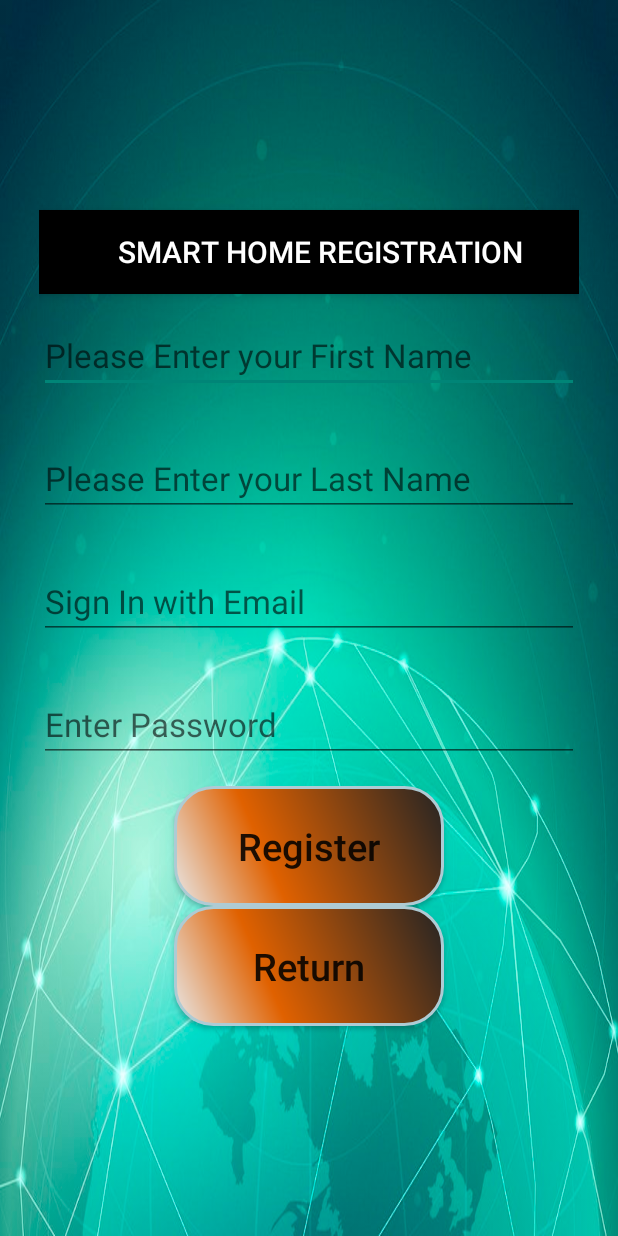
After one commit to yashshah2311/iot-home-automation-android, an Android app: the RegisterActivity screen opened directly, with no data from a screen before it, on a phone screen of 412 x 824 dp. The commit adds this screen. Run offline under Robolectric (Android 15) with nearby library versions, the light colour scheme and no system bars.

Commit message:
Add: RegisterActivity created Classes

```diff
--- a/app/build.gradle
+++ b/app/build.gradle
@@ -1,6 +1,7 @@
  plugins {
     id 'com.android.application'
-}
+     id 'com.google.gms.google-services'
+ }
 
 android {
     compileSdkVersion 30
@@ -33,6 +34,7 @@ dependencies {
     implementation 'androidx.appcompat:appcompat:1.2.0'
     implementation 'com.google.android.material:material:1.3.0'
     implementation 'androidx.constraintlayout:constraintlayout:2.0.4'
+    implementation 'com.google.firebase:firebase-database:19.7.0'
     testImplementation 'junit:junit:4.+'
     androidTestImplementation 'androidx.test.ext:junit:1.1.2'
     androidTestImplementation 'androidx.test.espresso:espresso-core:3.3.0'
--- a/app/src/main/AndroidManifest.xml
+++ b/app/src/main/AndroidManifest.xml
@@ -9,7 +9,8 @@
         android:roundIcon="@mipmap/ic_launcher_round"
         android:supportsRtl="true"
         android:theme="@style/AppTheme">
-        <activity android:name=".LoginActivity"></activity>
+        <activity android:name=".RegisterActivity"></activity>
+        <activity android:name=".LoginActivity" />
         <activity android:name=".MainActivity">
             <intent-filter>
                 <action android:name="android.intent.action.MAIN" />
--- /dev/null
+++ b/app/src/main/java/com/example/iot_home_automation/RegisterActivity.java
@@ -0,0 +1,14 @@
+package com.example.iot_home_automation;
+
+import androidx.appcompat.app.AppCompatActivity;
+
+import android.os.Bundle;
+
+public class RegisterActivity extends AppCompatActivity {
+
+    @Override
+    protected void onCreate(Bundle savedInstanceState) {
+        super.onCreate(savedInstanceState);
+        setContentView(R.layout.activity_register);
+    }
+}
--- /dev/null
+++ b/app/src/main/res/layout/activity_register.xml
@@ -0,0 +1,99 @@
+<?xml version="1.0" encoding="utf-8"?>
+<LinearLayout xmlns:android="http://schemas.android.com/apk/res/android"
+    xmlns:app="http://schemas.android.com/apk/res-auto"
+    xmlns:tools="http://schemas.android.com/tools"
+    android:layout_width="match_parent"
+    android:layout_height="match_parent"
+    android:padding="26dp"
+    android:background="@drawable/wall"
+    android:gravity="center"
+    android:orientation="vertical"
+    tools:context=".RegisterActivity">
+
+    <com.google.android.material.appbar.AppBarLayout
+        android:layout_width="match_parent"
+        android:layout_height="wrap_content"
+        app:layout_constraintEnd_toEndOf="parent"
+        app:layout_constraintStart_toStartOf="parent"
+        app:layout_constraintTop_toTopOf="parent"
+        android:background="@color/black"
+        android:gravity="center"
+        >
+
+        <androidx.appcompat.widget.Toolbar
+            android:id="@+id/main_toolbar"
+            android:layout_width="wrap_content"
+            android:layout_height="?attr/actionBarSize"
+            app:titleTextColor="@color/white"
+            app:title="SMART HOME REGISTRATION"
+            android:textSize="38sp"
+            android:foregroundGravity="center"
+            />
+
+    </com.google.android.material.appbar.AppBarLayout>
+
+    <EditText
+        android:id="@+id/edFirstName"
+        android:layout_width="match_parent"
+        android:layout_height="wrap_content"
+        android:layout_marginTop="16dp"
+        android:layout_marginBottom="16dp"
+        android:inputType="textPersonName"
+        android:imeOptions="actionDone"
+        android:hint="Please Enter your First Name"
+        android:textSize="22sp"
+        />
+
+    <EditText
+        android:id="@+id/edLastName"
+        android:layout_width="match_parent"
+        android:layout_height="wrap_content"
+        android:layout_marginTop="16dp"
+        android:layout_marginBottom="16dp"
+        android:inputType="textPersonName"
+        android:hint="Please Enter your Last Name"
+        android:textSize="22sp" />
+    <EditText
+        android:id="@+id/edEmail"
+        android:layout_width="match_parent"
+        android:layout_height="wrap_content"
+        android:layout_marginTop="16dp"
+        android:layout_marginBottom="16dp"
+        android:inputType="textEmailAddress"
+        android:imeOptions="actionDone"
+        android:hint="Sign In with Email"
+        android:textSize="22sp"
+        />
+
+    <EditText
+        android:id="@+id/edPassword"
+        android:layout_width="match_parent"
+        android:layout_height="wrap_content"
+        android:layout_marginTop="16dp"
+        android:layout_marginBottom="16dp"
+        android:inputType="textPassword"
+        android:hint="Enter Password"
+        android:textSize="22sp" />
+
+
+    <Button
+        android:id="@+id/btnRegister"
+        android:layout_width="wrap_content"
+        android:layout_height="wrap_content"
+        android:background="@drawable/button_background"
+        android:textAllCaps="false"
+        android:textSize="25sp"
+        android:text="Register" />
+
+
+
+    <Button
+        android:id="@+id/btnReturn"
+        android:layout_width="wrap_content"
+        android:layout_height="wrap_content"
+        android:background="@drawable/button_background"
+        android:textAllCaps="false"
+        android:textSize="25sp"
+        android:text="Return"
+        />
+</LinearLayout>
--- a/build.gradle
+++ b/build.gradle
@@ -6,6 +6,7 @@ buildscript {
     }
     dependencies {
         classpath 'com.android.tools.build:gradle:4.1.2'
+        classpath 'com.google.gms:google-services:4.3.5'
 
         // NOTE: Do not place your application dependencies here; they belong
         // in the individual module build.gradle files
```
Also changed, not shown: app/src/main/java/com/example/iot_home_automation/LoginActivity.java (+79 -1 lines), app/src/main/java/com/example/iot_home_automation/MainActivity.java (+12 -5 lines), app/src/main/java/model/Device.java (added, +60 -0 lines), app/src/main/java/model/User.java (+43 -14 lines), app/src/main/res/layout/activity_login.xml (+19 -21 lines), app/src/main/res/layout/activity_main.xml (+20 -3 lines), 1 other file.
